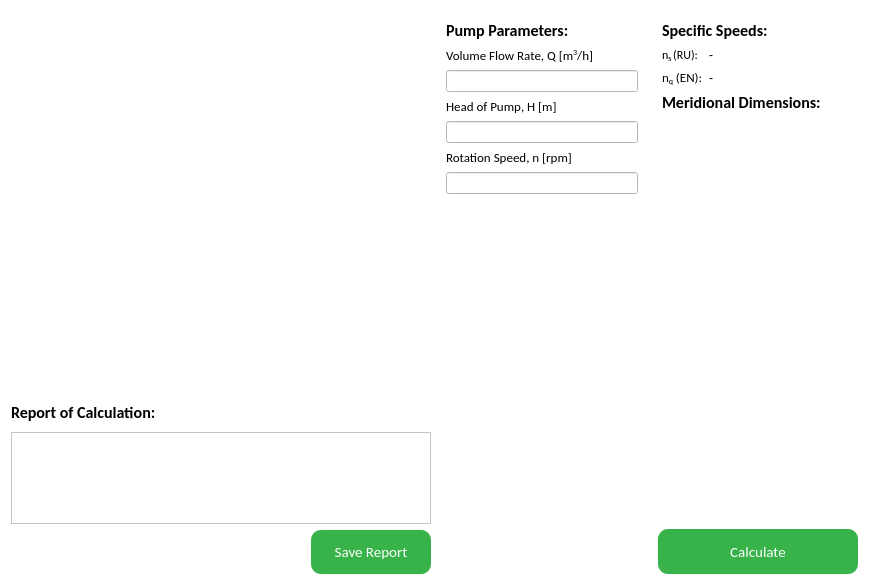
Before: the Qt Designer form src/ui/components/partswidgets/impellerwidget/impellerwidget.ui in 20jeka08/centrifugal-pump-calc, drawn with Qt 5.
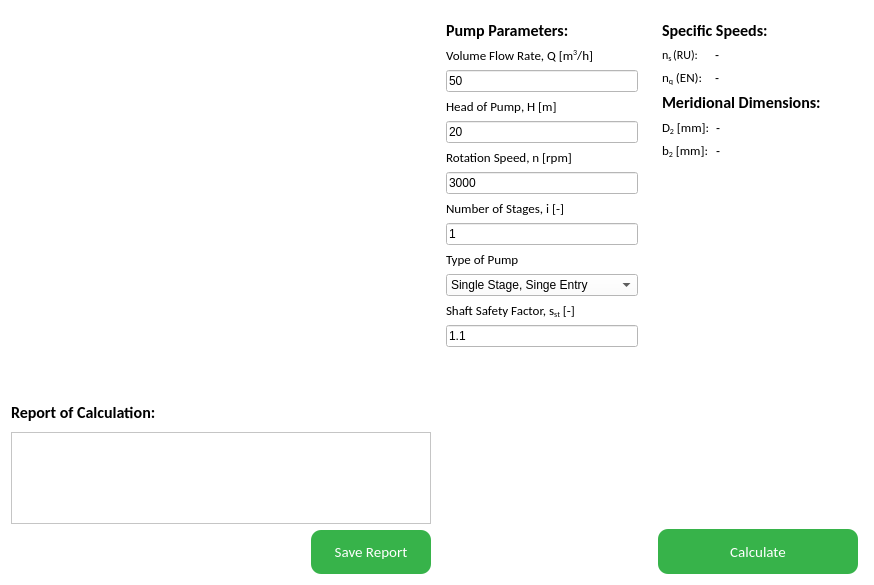
After: the same form once the commit is applied. Icons and pictures are not drawn.

Commit message: some changes in UI and API of impeller widget

Diff of the .ui file:
```diff
--- a/src/ui/components/partswidgets/impellerwidget/impellerwidget.ui
+++ b/src/ui/components/partswidgets/impellerwidget/impellerwidget.ui
@@ -208,7 +208,11 @@
         </widget>
        </item>
        <item>
-        <widget class="QLineEdit" name="volumeFlowRateLineEdit"/>
+        <widget class="QLineEdit" name="volumeFlowRateLineEdit">
+         <property name="text">
+          <string>50</string>
+         </property>
+        </widget>
        </item>
        <item>
         <widget class="QLabel" name="label_7">
@@ -224,7 +228,11 @@
         </widget>
        </item>
        <item>
-        <widget class="QLineEdit" name="headPumpLineEdit"/>
+        <widget class="QLineEdit" name="headPumpLineEdit">
+         <property name="text">
+          <string>20</string>
+         </property>
+        </widget>
        </item>
        <item>
         <widget class="QLabel" name="label_8">
@@ -240,7 +248,83 @@
         </widget>
        </item>
        <item>
-        <widget class="QLineEdit" name="rotationSpeedLineEdit"/>
+        <widget class="QLineEdit" name="rotationSpeedLineEdit">
+         <property name="text">
+          <string>3000</string>
+         </property>
+        </widget>
+       </item>
+       <item>
+        <widget class="QLabel" name="label_13">
+         <property name="font">
+          <font>
+           <family>Calibri</family>
+           <pointsize>10</pointsize>
+          </font>
+         </property>
+         <property name="text">
+          <string>Number of Stages, i [-]</string>
+         </property>
+        </widget>
+       </item>
+       <item>
+        <widget class="QLineEdit" name="numberStagesLineEdit">
+         <property name="text">
+          <string>1</string>
+         </property>
+        </widget>
+       </item>
+       <item>
+        <widget class="QLabel" name="label_14">
+         <property name="font">
+          <font>
+           <family>Calibri</family>
+           <pointsize>10</pointsize>
+          </font>
+         </property>
+         <property name="text">
+          <string>Type of Pump</string>
+         </property>
+        </widget>
+       </item>
+       <item>
+        <widget class="QComboBox" name="comboBox">
+         <item>
+          <property name="text">
+           <string>Single Stage, Singe Entry</string>
+          </property>
+         </item>
+         <item>
+          <property name="text">
+           <string>Single Stage, Double Entry</string>
+          </property>
+         </item>
+         <item>
+          <property name="text">
+           <string>Multistage, Single Entry</string>
+          </property>
+         </item>
+        </widget>
+       </item>
+       <item>
+        <widget class="QLabel" name="label_15">
+         <property name="font">
+          <font>
+           <family>Calibri</family>
+           <pointsize>10</pointsize>
+          </font>
+         </property>
+         <property name="text">
+          <string>&lt;html&gt;&lt;head/&gt;&lt;body&gt;&lt;p&gt;Shaft Safety Factor, s&lt;span style=&quot; vertical-align:sub;&quot;&gt;st&lt;/span&gt; [-]&lt;/p&gt;&lt;/body&gt;&lt;/html&gt;</string>
+         </property>
+        </widget>
+       </item>
+       <item>
+        <widget class="QLineEdit" name="lineEdit">
+         <property name="text">
+          <string>1.1</string>
+         </property>
+        </widget>
        </item>
        <item>
         <spacer name="verticalSpacer">
@@ -298,7 +382,7 @@
           </widget>
          </item>
          <item>
-          <layout class="QGridLayout" name="gridLayout" columnstretch="20,80">
+          <layout class="QGridLayout" name="gridLayout" columnstretch="25,75">
            <item row="0" column="0">
             <widget class="QLabel" name="label_5">
              <property name="font">
@@ -356,6 +440,50 @@
            </property>
           </widget>
          </item>
+         <item>
+          <layout class="QGridLayout" name="gridLayout_2" columnstretch="25,75">
+           <item row="0" column="1">
+            <widget class="QLabel" name="d2Label">
+             <property name="text">
+              <string>-</string>
+             </property>
+            </widget>
+           </item>
+           <item row="0" column="0">
+            <widget class="QLabel" name="label_10">
+             <property name="font">
+              <font>
+               <family>Calibri</family>
+               <pointsize>10</pointsize>
+              </font>
+             </property>
+             <property name="text">
+              <string>&lt;html&gt;&lt;head/&gt;&lt;body&gt;&lt;p&gt;D&lt;span style=&quot; vertical-align:sub;&quot;&gt;2&lt;/span&gt; [mm]:&lt;/p&gt;&lt;/body&gt;&lt;/html&gt;</string>
+             </property>
+            </widget>
+           </item>
+           <item row="1" column="0">
+            <widget class="QLabel" name="label_11">
+             <property name="font">
+              <font>
+               <family>Calibri</family>
+               <pointsize>10</pointsize>
+              </font>
+             </property>
+             <property name="text">
+              <string>&lt;html&gt;&lt;head/&gt;&lt;body&gt;&lt;p&gt;b&lt;span style=&quot; vertical-align:sub;&quot;&gt;2&lt;/span&gt; [mm]:&lt;/p&gt;&lt;/body&gt;&lt;/html&gt;</string>
+             </property>
+            </widget>
+           </item>
+           <item row="1" column="1">
+            <widget class="QLabel" name="label_12">
+             <property name="text">
+              <string>-</string>
+             </property>
+            </widget>
+           </item>
+          </layout>
+         </item>
          <item>
           <spacer name="verticalSpacer_2">
            <property name="orientation">
```
The commit also changes 1 other file.
